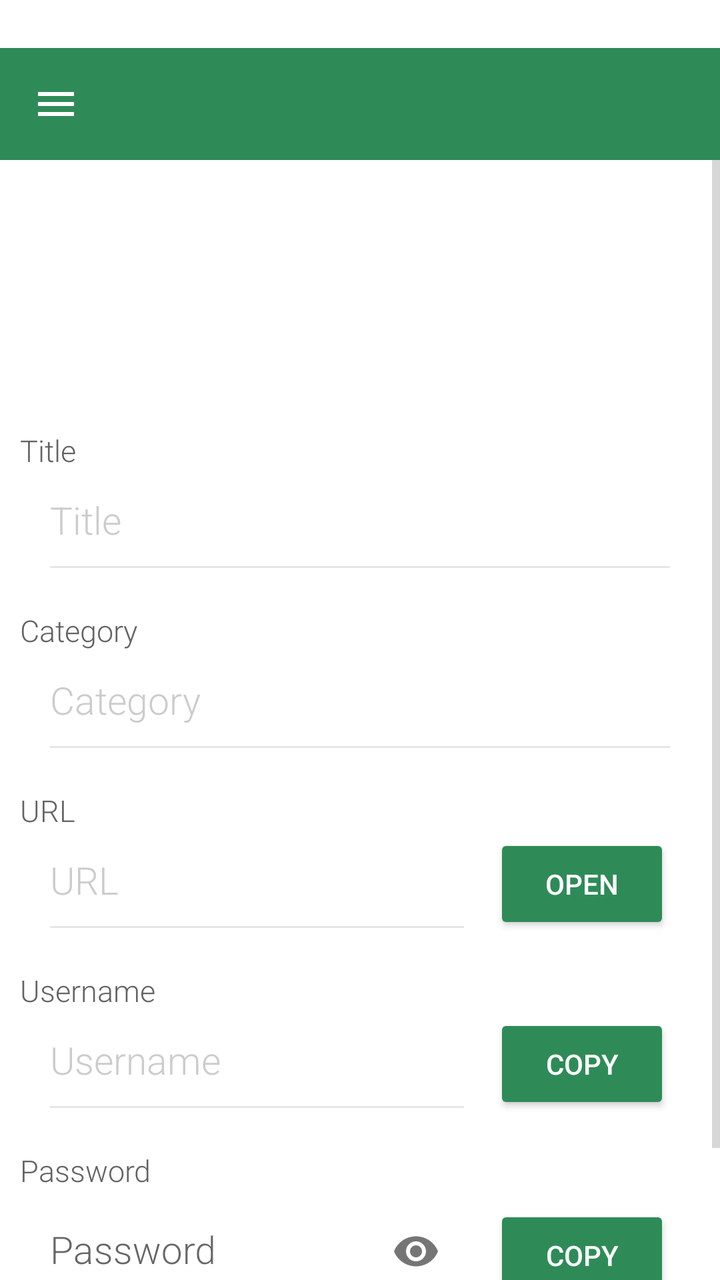
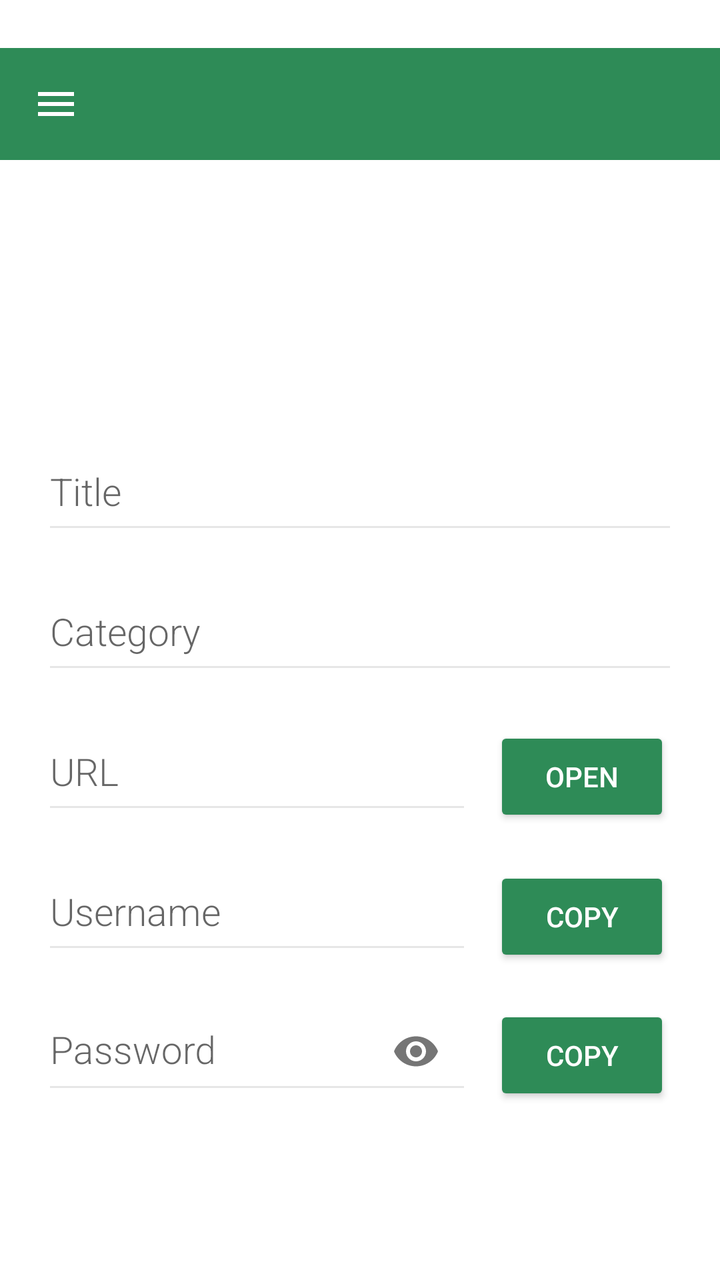

An Android layout rendered at two revisions. The XML below is the earlier revision; the diff shows what the commit changed to produce the second picture.
<!-- AndroidManifest.xml: application theme MainTheme.Light -->
<!-- res/layout/activity_vaultentry.xml -->
<RelativeLayout android:layout_width="match_parent"
    android:layout_height="match_parent"
    xmlns:app="http://schemas.android.com/apk/res-auto"
    android:background="?android:colorBackground"
    xmlns:android="http://schemas.android.com/apk/res/android">

    <include android:id="@+id/toolbar"
        layout="@layout/toolbar"
        xmlns:android="http://schemas.android.com/apk/res/android" />

    <ScrollView
        xmlns:android="http://schemas.android.com/apk/res/android"
        android:id="@+id/scrollView1"
        android:layout_width="match_parent"
        android:layout_height="match_parent"
        android:layout_below="@+id/toolbar">

            <LinearLayout
                xmlns:android="http://schemas.android.com/apk/res/android"
                android:layout_width="match_parent"
                android:layout_height="match_parent"
                android:layout_marginTop="30dp"
                android:orientation="vertical"
                android:padding="10.0dp"
                android:focusable="true"
                android:gravity="center_horizontal"
                android:focusableInTouchMode="true">

                <ImageView
                    android:id="@+id/vault_icon"
                    android:layout_width="200dp"
                    android:layout_height="75dp"
                    android:layout_marginBottom="20dp"
                    android:scaleType="fitCenter" />

                <TextView
                    android:layout_width="match_parent"
                    android:layout_height="20dp"
                    android:text="Title"
                    android:textSize="15sp"
                    android:fontFamily="sans-serif-light"/>

                <EditText
                    android:id="@+id/vault_title"
                    android:layout_width="match_parent"
                    android:layout_height="50dp"
                    android:layout_marginLeft="15dp"
                    android:layout_marginRight="15dp"
                    android:textColor="?android:textColorPrimary"
                    android:textColorHint="@color/grey3transparent"
                    android:textSize="19sp"
                    android:fontFamily="sans-serif-light"
                    android:layout_marginBottom="20.0dp"
                    android:hint="Title"
                    android:inputType="text"
                    android:background="@drawable/custom_edittext"/>

                <TextView
                    android:layout_width="match_parent"
                    android:layout_height="20dp"
                    android:text="Category"
                    android:textSize="15sp"
                    android:fontFamily="sans-serif-light"/>

                <EditText
                    android:id="@+id/vault_category"
                    android:layout_width="match_parent"
                    android:layout_height="50dp"
                    android:layout_marginLeft="15dp"
                    android:layout_marginRight="15dp"
                    android:textColor="?android:textColorPrimary"
                    android:textColorHint="@color/grey3transparent"
                    android:textSize="19sp"
                    android:fontFamily="sans-serif-light"
                    android:layout_marginBottom="20.0dp"
                    android:hint="Category"
                    android:maxLines="1"
                    android:inputType="textUri"
                    android:background="@drawable/custom_edittext"/>

                <TextView
                    android:layout_width="match_parent"
                    android:layout_height="20dp"
                    android:text="URL"
                    android:textSize="15sp"
                    android:fontFamily="sans-serif-light"/>

                <LinearLayout
                    android:layout_width="match_parent"
                    android:layout_height="wrap_content"
                    android:orientation="horizontal">

                    <EditText
                        android:id="@+id/vault_url"
                        android:layout_width="match_parent"
                        android:layout_height="50dp"
                        android:layout_marginLeft="15dp"
                        android:layout_marginRight="15dp"
                        android:textColor="?android:textColorPrimary"
                        android:textColorHint="@color/grey3transparent"
                        android:textSize="19sp"
                        android:fontFamily="sans-serif-light"
                        android:layout_marginBottom="20.0dp"
                        android:hint="URL"
                        android:maxLines="1"
                        android:inputType="textUri"
                        android:nextFocusDown="@id/txtPassword"
                        android:background="@drawable/custom_edittext"
                        android:layout_weight="1"/>

                    <Button
                        android:id="@+id/openurl"
                        android:layout_width="wrap_content"
                        android:layout_height="50dp"
                        android:layout_marginRight="15dp"
                        android:text="Open"
                        style="@style/Base.Widget.AppCompat.Button.Colored"
                        android:onClick="openURL"/>
                </LinearLayout>

                <TextView
                    android:layout_width="match_parent"
                    android:layout_height="20dp"
                    android:text="Username"
                    android:textSize="15sp"
                    android:fontFamily="sans-serif-light"/>

                <LinearLayout
                    android:layout_width="match_parent"
                    android:layout_height="wrap_content"
                    android:orientation="horizontal">

                    <EditText
                        android:id="@+id/vault_user"
                        android:layout_width="match_parent"
                        android:layout_height="50dp"
                        android:layout_marginLeft="15dp"
                        android:layout_marginRight="15dp"
                        android:textColor="?android:textColorPrimary"
                        android:textColorHint="@color/grey3transparent"
                        android:textSize="19sp"
                        android:fontFamily="sans-serif-light"
                        android:layout_marginBottom="20.0dp"
                        android:hint="Username"
                        android:maxLines="1"
                        android:inputType="textUri"
                        android:nextFocusDown="@id/txtPassword"
                        android:background="@drawable/custom_edittext"
                        android:layout_weight="1"/>

                    <Button
                        android:id="@+id/copyuser"
                        android:layout_width="wrap_content"
                        android:layout_height="50dp"
                        android:layout_marginRight="15dp"
                        android:text="Copy"
                        style="@style/Base.Widget.AppCompat.Button.Colored"
                        android:onClick="onClick"/>
                </LinearLayout>

                <TextView
                    android:layout_width="match_parent"
                    android:layout_height="20dp"
                    android:text="Password"
                    android:textSize="15sp"
                    android:fontFamily="sans-serif-light"/>

                <LinearLayout
                    android:layout_width="match_parent"
                    android:layout_height="wrap_content"
                    android:layout_marginBottom="40dp"
                    android:orientation="horizontal">

                    <android.support.design.widget.TextInputLayout
                        android:id="@+id/etPasswordLayout"
                        android:layout_width="match_parent"
                        android:layout_height="50dp"
                        android:layout_marginLeft="15dp"
                        android:layout_marginRight="15dp"
                        android:layout_marginBottom="20.0dp"
                        android:layout_weight="1"
                        app:passwordToggleEnabled="true">

                        <android.support.design.widget.TextInputEditText
                            android:id="@+id/vault_pass"
                            android:layout_width="match_parent"
                            android:layout_height="match_parent"
                            android:inputType="textPassword"
                            android:textColor="?android:textColorPrimary"
                            android:textColorHint="@color/grey3transparent"
                            android:textSize="19sp"
                            android:fontFamily="sans-serif-light"
                            android:hint="Password"
                            android:maxLines="1"
                            android:nextFocusDown="@id/txtPassword"
                            android:background="@drawable/custom_edittext"/>
                    </android.support.design.widget.TextInputLayout>

                    <Button
                        android:id="@+id/copypass"
                        android:layout_width="wrap_content"
                        android:layout_height="50dp"
                        android:layout_marginRight="15dp"
                        android:text="Copy"
                        style="@style/Base.Widget.AppCompat.Button.Colored"
                        android:onClick="onClick"/>

                    <Button
                        android:id="@+id/generatepass"
                        android:layout_width="wrap_content"
                        android:layout_height="50dp"
                        android:layout_marginRight="15dp"
                        android:text="Generate"
                        style="@style/Base.Widget.AppCompat.Button.Colored"
                        android:onClick="onClick"
                        android:visibility="gone"/>
                </LinearLayout>
            </LinearLayout>
    </ScrollView>
</RelativeLayout>
<!-- res/layout/toolbar.xml (included above) -->
<?xml version="1.0" encoding="utf-8"?>
<android.support.v7.widget.Toolbar
    xmlns:android="http://schemas.android.com/apk/res/android"
    xmlns:app="http://schemas.android.com/apk/res-auto"
    xmlns:tools="http://schemas.android.com/tools"
    android:layout_width="match_parent"
    android:layout_height="?attr/actionBarSize"
    android:theme="@style/ThemeOverlay.AppCompat.Dark.ActionBar"
    app:popupTheme="@style/ThemeOverlay.AppCompat.Light"
    app:titleTextAppearance="@style/ToolbarTitle"
    app:subtitleTextAppearance="@style/ToolbarSubtitle"
    app:contentInsetLeft="72dp"
    app:contentInsetStart="72dp"
    android:background="@color/darkgreen"
    android:navigationIcon="@drawable/ic_menu"
    android:fontFamily="sans-serif-light"
    tools:layout_marginTop="24dp">
</android.support.v7.widget.Toolbar>
<!-- resources referenced by this layout -->
<resources>
  <color name="darkgreen">#ff2e8b57</color>
  <color name="grey3transparent">#aab3b3b3</color>
  <!-- drawable custom_edittext (drawable) -->
  <?xml version="1.0" encoding="utf-8"?>
  <layer-list xmlns:android="http://schemas.android.com/apk/res/android" >
  
      <item android:bottom="1dp"
          android:left="-2dp"
          android:right="-2dp"
          android:top="-2dp">
          <shape android:shape="rectangle" >
              <stroke
                  android:width="1dp"
                  android:color="#55b3b3b3" />
          </shape>
      </item>
  
  </layer-list>
  <!-- drawable ic_menu: png bitmap (drawable-hdpi, 92 bytes) -->
  <style name="ToolbarSubtitle" parent="Base.TextAppearance.AppCompat.Widget.ActionBar.Subtitle">
          <item name="android:textSize">12sp</item>
      </style>
  <style name="ToolbarTitle" parent="Base.TextAppearance.AppCompat.Widget.ActionBar.Title">
          <item name="android:textColor">@color/white</item>
          <item name="android:fontFamily">sans-serif</item>
      </style>
  <style name="MainTheme.Light" parent="Theme.AppCompat.Light.NoActionBar">
          <item name="colorAccent">@color/darkgreen</item>
          <item name="android:colorAccent">@color/darkgreen</item>
          <item name="android:colorPrimary">@color/darkgreen</item>
          <item name="android:colorPrimaryDark">@color/darkergreen</item>
          
          <item name="android:actionModeBackground">@color/darkgreen</item>
          <item name="android:actionModeCloseDrawable">@drawable/ic_arrow</item>
  
          <item name="android:textColorPrimary">@color/grey6</item>
          <item name="android:textColorSecondary">@color/grey3</item>
          <item name="android:textColorTertiary">@color/grey4</item>
          <item name="android:colorBackground">@color/white</item>
          <item name="android:colorMultiSelectHighlight">@color/lightgreen</item>
          <item name="android:colorFocusedHighlight">@color/grey1</item>
          <item name="android:textColorHighlight">?android:colorPrimary</item>
      </style>
  <color name="white">#ffffffff</color>
  <color name="darkergreen">#ff29774c</color>
  <!-- drawable ic_arrow: png bitmap (drawable-hdpi, 148 bytes) -->
  <color name="grey6">#ff545454</color>
  <color name="grey3">#ffb3b3b3</color>
  <color name="grey4">#ff636363</color>
  <color name="lightgreen">#ffb4d7bf</color>
  <color name="grey1">#fff5f5f5</color>
</resources>

<!-- the commit's change to res/layout/activity_vaultentry.xml (unified diff, before → after) -->
@@ -15,207 +15,201 @@
         android:layout_height="match_parent"
         android:layout_below="@+id/toolbar">
 
-            <LinearLayout
-                xmlns:android="http://schemas.android.com/apk/res/android"
-                android:layout_width="match_parent"
-                android:layout_height="match_parent"
-                android:layout_marginTop="30dp"
-                android:orientation="vertical"
-                android:padding="10.0dp"
-                android:focusable="true"
-                android:gravity="center_horizontal"
-                android:focusableInTouchMode="true">
-
-                <ImageView
-                    android:id="@+id/vault_icon"
-                    android:layout_width="200dp"
-                    android:layout_height="75dp"
-                    android:layout_marginBottom="20dp"
-                    android:scaleType="fitCenter" />
-
-                <TextView
-                    android:layout_width="match_parent"
-                    android:layout_height="20dp"
-                    android:text="Title"
-                    android:textSize="15sp"
-                    android:fontFamily="sans-serif-light"/>
-
-                <EditText
+        <LinearLayout
+            xmlns:android="http://schemas.android.com/apk/res/android"
+            android:layout_width="match_parent"
+            android:layout_height="match_parent"
+            android:layout_marginTop="30dp"
+            android:orientation="vertical"
+            android:padding="10.0dp"
+            android:focusable="true"
+            android:gravity="center_horizontal"
+            android:focusableInTouchMode="true">
+
+            <ImageView
+                android:id="@+id/vault_icon"
+                android:layout_width="200dp"
+                android:layout_height="75dp"
+                android:layout_marginBottom="20dp"
+                android:scaleType="fitCenter" />
+
+            <android.support.design.widget.TextInputLayout
+                android:layout_width="match_parent"
+                android:layout_height="50dp"
+                android:layout_marginLeft="15dp"
+                android:layout_marginRight="15dp"
+                android:layout_marginBottom="20.0dp"
+                app:hintTextAppearance="@style/TextLabel"
+                android:layout_weight="1">
+
+                <android.support.design.widget.TextInputEditText
                     android:id="@+id/vault_title"
                     android:layout_width="match_parent"
-                    android:layout_height="50dp"
-                    android:layout_marginLeft="15dp"
-                    android:layout_marginRight="15dp"
+                    android:layout_height="match_parent"
+                    android:inputType="textUri"
                     android:textColor="?android:textColorPrimary"
                     android:textColorHint="@color/grey3transparent"
                     android:textSize="19sp"
                     android:fontFamily="sans-serif-light"
-                    android:layout_marginBottom="20.0dp"
                     android:hint="Title"
-                    android:inputType="text"
+                    android:maxLines="1"
+                    android:nextFocusDown="@id/txtPassword"
                     android:background="@drawable/custom_edittext"/>
-
-                <TextView
-                    android:layout_width="match_parent"
-                    android:layout_height="20dp"
-                    android:text="Category"
-                    android:textSize="15sp"
-                    android:fontFamily="sans-serif-light"/>
-
-                <EditText
+            </android.support.design.widget.TextInputLayout>
+
+            <android.support.design.widget.TextInputLayout
+                android:layout_width="match_parent"
+                android:layout_height="50dp"
+                android:layout_marginLeft="15dp"
+                android:layout_marginRight="15dp"
+                android:layout_marginBottom="20.0dp"
+                app:hintTextAppearance="@style/TextLabel"
+                android:layout_weight="1">
+
+                <android.support.design.widget.TextInputEditText
                     android:id="@+id/vault_category"
                     android:layout_width="match_parent"
-                    android:layout_height="50dp"
-                    android:layout_marginLeft="15dp"
-                    android:layout_marginRight="15dp"
+                    android:layout_height="match_parent"
+                    android:inputType="textUri"
                     android:textColor="?android:textColorPrimary"
                     android:textColorHint="@color/grey3transparent"
                     android:textSize="19sp"
                     android:fontFamily="sans-serif-light"
-                    android:layout_marginBottom="20.0dp"
                     android:hint="Category"
                     android:maxLines="1"
-                    android:inputType="textUri"
+                    android:nextFocusDown="@id/txtPassword"
                     android:background="@drawable/custom_edittext"/>
-
-                <TextView
-                    android:layout_width="match_parent"
-                    android:layout_height="20dp"
-                    android:text="URL"
-                    android:textSize="15sp"
-                    android:fontFamily="sans-serif-light"/>
-
-                <LinearLayout
-                    android:layout_width="match_parent"
-                    android:layout_height="wrap_content"
-                    android:orientation="horizontal">
-
-                    <EditText
+            </android.support.design.widget.TextInputLayout>
+
+            <LinearLayout
+                android:layout_width="match_parent"
+                android:layout_height="wrap_content"
+                android:orientation="horizontal">
+
+                <android.support.design.widget.TextInputLayout
+                    android:layout_width="match_parent"
+                    android:layout_height="50dp"
+                    android:layout_marginLeft="15dp"
+                    android:layout_marginRight="15dp"
+                    android:layout_marginBottom="20.0dp"
+                    app:hintTextAppearance="@style/TextLabel"
+                    android:layout_weight="1">
+
+                    <android.support.design.widget.TextInputEditText
                         android:id="@+id/vault_url"
                         android:layout_width="match_parent"
-                        android:layout_height="50dp"
-                        android:layout_marginLeft="15dp"
-                        android:layout_marginRight="15dp"
+                        android:layout_height="match_parent"
+                        android:inputType="textUri"
                         android:textColor="?android:textColorPrimary"
                         android:textColorHint="@color/grey3transparent"
                         android:textSize="19sp"
                         android:fontFamily="sans-serif-light"
-                        android:layout_marginBottom="20.0dp"
                         android:hint="URL"
                         android:maxLines="1"
-                        android:inputType="textUri"
                         android:nextFocusDown="@id/txtPassword"
-                        android:background="@drawable/custom_edittext"
-                        android:layout_weight="1"/>
-
-                    <Button
-                        android:id="@+id/openurl"
-                        android:layout_width="wrap_content"
-                        android:layout_height="50dp"
-                        android:layout_marginRight="15dp"
-                        android:text="Open"
-                        style="@style/Base.Widget.AppCompat.Button.Colored"
-                        android:onClick="openURL"/>
-                </LinearLayout>
-
-                <TextView
-                    android:layout_width="match_parent"
-                    android:layout_height="20dp"
-                    android:text="Username"
-                    android:textSize="15sp"
-                    android:fontFamily="sans-serif-light"/>
-
-                <LinearLayout
-                    android:layout_width="match_parent"
-                    android:layout_height="wrap_content"
-                    android:orientation="horizontal">
-
-                    <EditText
+                        android:background="@drawable/custom_edittext"/>
+                </android.support.design.widget.TextInputLayout>
+
+                <Button
+                    android:id="@+id/openurl"
+                    android:layout_width="wrap_content"
+                    android:layout_height="50dp"
+                    android:layout_marginRight="15dp"
+                    android:text="Open"
+                    style="@style/Base.Widget.AppCompat.Button.Colored"
+                    android:onClick="openURL"/>
+            </LinearLayout>
+
+            <LinearLayout
+                android:layout_width="match_parent"
+                android:layout_height="wrap_content"
+                android:orientation="horizontal">
+
+                <android.support.design.widget.TextInputLayout
+                    android:layout_width="match_parent"
+                    android:layout_height="50dp"
+                    android:layout_marginLeft="15dp"
+                    android:layout_marginRight="15dp"
+                    android:layout_marginBottom="20.0dp"
+                    app:hintTextAppearance="@style/TextLabel"
+                    android:layout_weight="1">
+
+                    <android.support.design.widget.TextInputEditText
                         android:id="@+id/vault_user"
                         android:layout_width="match_parent"
-                        android:layout_height="50dp"
-                        android:layout_marginLeft="15dp"
-                        android:layout_marginRight="15dp"
+                        android:layout_height="match_parent"
+                        android:inputType="textUri"
                         android:textColor="?android:textColorPrimary"
                         android:textColorHint="@color/grey3transparent"
                         android:textSize="19sp"
                         android:fontFamily="sans-serif-light"
-                        android:layout_marginBottom="20.0dp"
                         android:hint="Username"
                         android:maxLines="1"
-                        android:inputType="textUri"
                         android:nextFocusDown="@id/txtPassword"
-                        android:background="@drawable/custom_edittext"
-                        android:layout_weight="1"/>
-
-                    <Button
-                        android:id="@+id/copyuser"
-                        android:layout_width="wrap_content"
-                        android:layout_height="50dp"
-                        android:layout_marginRight="15dp"
-                        android:text="Copy"
-                        style="@style/Base.Widget.AppCompat.Button.Colored"
-                        android:onClick="onClick"/>
-                </LinearLayout>
-
-                <TextView
-                    android:layout_width="match_parent"
-                    android:layout_height="20dp"
-                    android:text="Password"
-                    android:textSize="15sp"
-                    android:fontFamily="sans-serif-light"/>
-
-                <LinearLayout
-                    android:layout_width="match_parent"
-                    android:layout_height="wrap_content"
-                    android:layout_marginBottom="40dp"
-                    android:orientation="horizontal">
-
-                    <android.support.design.widget.TextInputLayout
-                        android:id="@+id/etPasswordLayout"
+                        android:background="@drawable/custom_edittext"/>
+                </android.support.design.widget.TextInputLayout>
+
+                <Button
+                    android:id="@+id/copyuser"
+                    android:layout_width="wrap_content"
+                    android:layout_height="50dp"
+                    android:layout_marginRight="15dp"
+                    android:text="Copy"
+                    style="@style/Base.Widget.AppCompat.Button.Colored"
+                    android:onClick="onClick"/>
+            </LinearLayout>
+
+            <LinearLayout
+                android:layout_width="match_parent"
+                android:layout_height="wrap_content"
+                android:layout_marginBottom="40dp"
+                android:orientation="horizontal">
+
+                <android.support.design.widget.TextInputLayout
+                    android:id="@+id/etPasswordLayout"
+                    android:layout_width="match_parent"
+                    android:layout_height="50dp"
+                    android:layout_marginLeft="15dp"
+                    android:layout_marginRight="15dp"
+                    android:layout_marginBottom="20.0dp"
+                    android:layout_weight="1"
+                    app:passwordToggleEnabled="true">
+
+                    <android.support.design.widget.TextInputEditText
+                        android:id="@+id/vault_pass"
                         android:layout_width="match_parent"
-                        android:layout_height="50dp"
-                        android:layout_marginLeft="15dp"
-                        android:layout_marginRight="15dp"
-                        android:layout_marginBottom="20.0dp"
-                        android:layout_weight="1"
-                        app:passwordToggleEnabled="true">
-
-                        <android.support.design.widget.TextInputEditText
-                            android:id="@+id/vault_pass"
-                            android:layout_width="match_parent"
-                            android:layout_height="match_parent"
-                            android:inputType="textPassword"
-                            android:textColor="?android:textColorPrimary"
-                            android:textColorHint="@color/grey3transparent"
-                            android:textSize="19sp"
-                            android:fontFamily="sans-serif-light"
-                            android:hint="Password"
-                            android:maxLines="1"
-                            android:nextFocusDown="@id/txtPassword"
-                            android:background="@drawable/custom_edittext"/>
-                    </android.support.design.widget.TextInputLayout>
-
-                    <Button
-                        android:id="@+id/copypass"
-                        android:layout_width="wrap_content"
-                        android:layout_height="50dp"
-                        android:layout_marginRight="15dp"
-                        android:text="Copy"
-                        style="@style/Base.Widget.AppCompat.Button.Colored"
-                        android:onClick="onClick"/>
-
-                    <Button
-                        android:id="@+id/generatepass"
-                        android:layout_width="wrap_content"
-                        android:layout_height="50dp"
-                        android:layout_marginRight="15dp"
-                        android:text="Generate"
-                        style="@style/Base.Widget.AppCompat.Button.Colored"
-                        android:onClick="onClick"
-                        android:visibility="gone"/>
-                </LinearLayout>
+                        android:layout_height="match_parent"
+                        android:inputType="textPassword"
+                        android:textColor="?android:textColorPrimary"
+                        android:textColorHint="@color/grey3transparent"
+                        android:textSize="19sp"
+                        android:fontFamily="sans-serif-light"
+                        android:hint="Password"
+                        android:maxLines="1"
+                        android:nextFocusDown="@id/txtPassword"
+                        android:background="@drawable/custom_edittext"/>
+                </android.support.design.widget.TextInputLayout>
+
+                <Button
+                    android:id="@+id/copypass"
+                    android:layout_width="wrap_content"
+                    android:layout_height="50dp"
+                    android:layout_marginRight="15dp"
+                    android:text="Copy"
+                    style="@style/Base.Widget.AppCompat.Button.Colored"
+                    android:onClick="onClick"/>
+
+                <Button
+                    android:id="@+id/generatepass"
+                    android:layout_width="wrap_content"
+                    android:layout_height="50dp"
+                    android:layout_marginRight="15dp"
+                    android:text="Generate"
+                    style="@style/Base.Widget.AppCompat.Button.Colored"
+                    android:onClick="onClick"
+                    android:visibility="gone"/>
             </LinearLayout>
+        </LinearLayout>
     </ScrollView>
 </RelativeLayout>
 <!-- res/layout/toolbar.xml (included above) -->
<!-- resource entries referenced after the edit -->
@@ -19,6 +19,9 @@
   
   </layer-list>
   <!-- drawable ic_menu: png bitmap (drawable-hdpi, 92 bytes) -->
+  <style name="TextLabel" parent="TextAppearance.Design.Hint">
+          <item name="android:textSize">14sp</item>
+      </style>
   <style name="ToolbarSubtitle" parent="Base.TextAppearance.AppCompat.Widget.ActionBar.Subtitle">
           <item name="android:textSize">12sp</item>
       </style>
